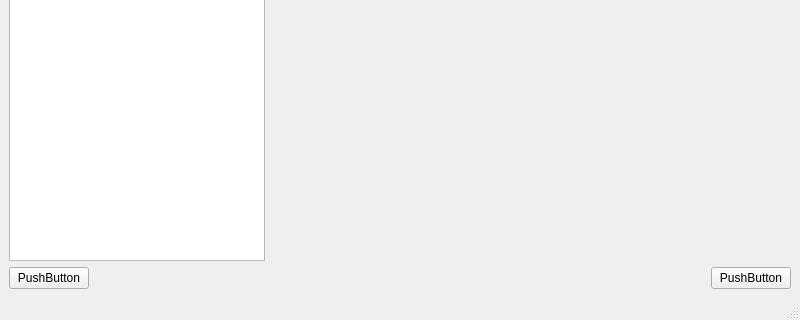
Before: the Qt Designer form worksheet6/WS6/mainwindow.ui in JPC0405/2024_20539018, drawn with Qt 5; both pictures show x 0 to 800 and y 280 to 600 of the 800 by 600 pixel window.
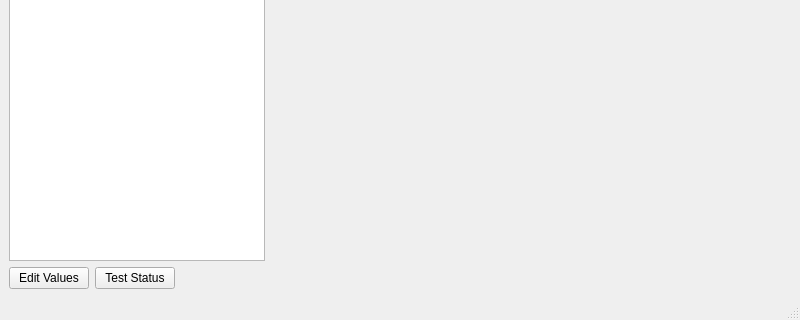
After: the same form once the commit is applied. Icons and pictures are not drawn.

Diff of the .ui file:
```diff
--- a/worksheet6/WS6/mainwindow.ui
+++ b/worksheet6/WS6/mainwindow.ui
@@ -41,10 +41,17 @@
     </item>
     <item>
      <layout class="QHBoxLayout" name="horizontalLayout_2">
+      <item>
+       <widget class="QPushButton" name="pushButton_2">
+        <property name="text">
+         <string>Edit Values</string>
+        </property>
+       </widget>
+      </item>
       <item>
        <widget class="QPushButton" name="pushButton">
         <property name="text">
-         <string>PushButton</string>
+         <string>Test Status</string>
         </property>
        </widget>
       </item>
@@ -61,13 +68,6 @@
         </property>
        </spacer>
       </item>
-      <item>
-       <widget class="QPushButton" name="pushButton_2">
-        <property name="text">
-         <string>PushButton</string>
-        </property>
-       </widget>
-      </item>
      </layout>
     </item>
    </layout>
```
